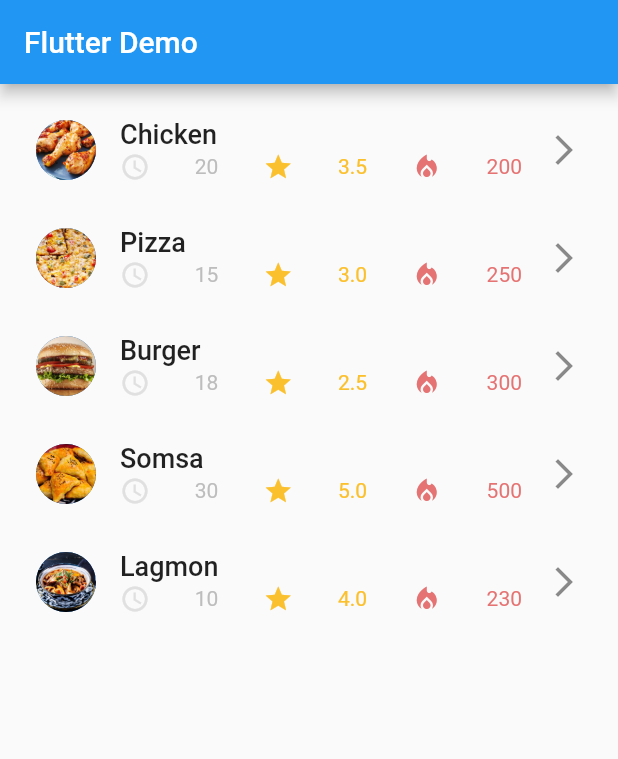
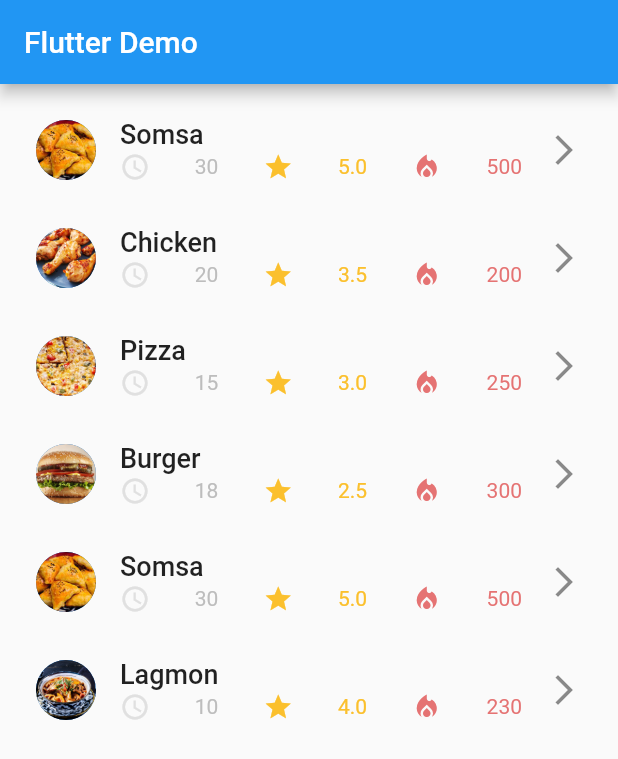
Before and after one commit to adhamniyozboyev/basic_recipe_app, a Flutter app: the screen it shows after launch, on a phone screen of 412 x 824 dp. Shown: the top 759 px of the screen. Run offline on Flutter 3.47's test engine with Material 2 defaults, Android fonts, the light colour scheme and no system bars.

Commit message:
finish all

```diff
--- a/lib/main.dart
+++ b/lib/main.dart
@@ -14,48 +14,14 @@ class HomePage extends StatefulWidget {
 
 class _HomePageState extends State<HomePage> {
   List foods = [
+    'Somsa',
     'Chicken',
     'Pizza',
     'Burger',
     'Somsa',
     'Lagmon',
   ];
-  Map data = {
-    'Chicken': Row(
-      mainAxisAlignment: MainAxisAlignment.spaceBetween,
-      children: [
-        Icon(
-          Icons.access_time,
-          size: 20,
-          color: Colors.grey[300],
-        ),
-        Text(
-          '20 min',
-          style: TextStyle(
-            color: Colors.grey[400],
-          ),
-        ),
-        Icon(
-          Icons.star,
-          size: 20,
-          color: Colors.yellow[700],
-        ),
-        Text('5.0',
-            style: TextStyle(
-              color: Colors.yellow[700],
-            )),
-        Icon(
-          Icons.local_fire_department,
-          size: 20,
-          color: Colors.red[300],
-        ),
-        Text('200 cal',
-            style: TextStyle(
-              color: Colors.red[300],
-            )),
-      ],
-    ),
-  };
+
   List<Widget> getFood(foods) {
     List<Widget> foodList = [];
     for (var food in foods) {
```
